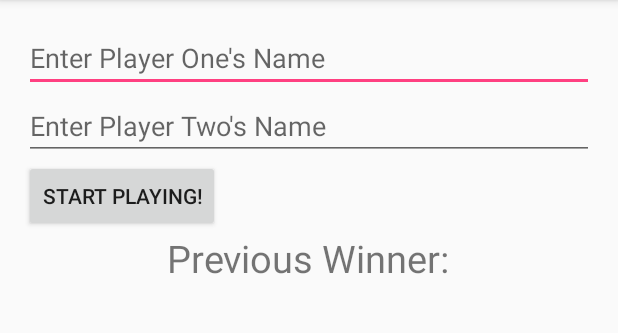
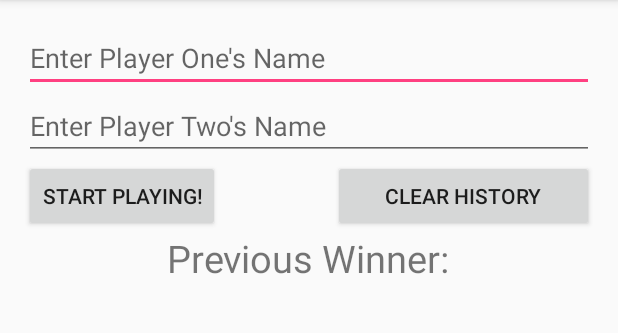
Before and after one commit to ga-adi-macaron/tic-tac-toe-hw, an Android app: the screen it shows after launch (MainActivity), on a phone screen of 412 x 824 dp, the part 84-417 px from its top. Run offline under Robolectric (Android 15) with nearby library versions, the phone set to English and light mode, and no system bars.

Commit message:
Gave player the option to erase the game history, along with a dialog alert to prevent misclicks.

```diff
--- a/starter-code/TicTacToe/app/src/main/java/ly/generalassemb/drewmahrt/tictactoe/GameResult.java
+++ b/starter-code/TicTacToe/app/src/main/java/ly/generalassemb/drewmahrt/tictactoe/GameResult.java
@@ -15,6 +15,8 @@ public class GameResult {
         mGameState = stringIntToIntArray(gameStateText);
     }
 
+    //Changes gamestate from text to int array. Since SQL can't hold array,
+    //I held the array as an int string. This changes it back to an array.
     public int[] stringIntToIntArray(String stringInt){
         int[] intArray = new int[9];
         char[] charArray = stringInt.toCharArray();
--- a/starter-code/TicTacToe/app/src/main/java/ly/generalassemb/drewmahrt/tictactoe/MainActivity.java
+++ b/starter-code/TicTacToe/app/src/main/java/ly/generalassemb/drewmahrt/tictactoe/MainActivity.java
@@ -1,8 +1,10 @@
 package ly.generalassemb.drewmahrt.tictactoe;
 
+import android.content.DialogInterface;
 import android.content.Intent;
 import android.database.Cursor;
 import android.database.sqlite.SQLiteDatabase;
+import android.support.v7.app.AlertDialog;
 import android.support.v7.app.AppCompatActivity;
 import android.os.Bundle;
 import android.support.v7.widget.LinearLayoutManager;
@@ -17,7 +19,7 @@ import java.util.ArrayList;
 
 public class MainActivity extends AppCompatActivity {
     EditText p1EditText, p2EditText;
-    Button startGameButton;
+    Button startGameButton, clearHistButton;
     TextView lastWinText;
     public static final int OUTCOME_CODE = 2369;
     public static final int WINNER_CODE= 1337;
@@ -27,9 +29,7 @@ public class MainActivity extends AppCompatActivity {
     ArrayList<GameResult> gameResults;
     RecyclerView resultsRecycler;
 
-    //ToDo: Make a recyclerView that displays multiple lines of winners.
     //ToDo: Add an activity to display gamestate results of previous games.
-    //ToDo: Load data from database.
     //ToDo: Clear data from database.
 
 
@@ -53,7 +53,8 @@ public class MainActivity extends AppCompatActivity {
             int p2Index = c.getColumnIndex("p2Name");
             int winnerIndex = c.getColumnIndex("winner");
             int gameStateIndex = c.getColumnIndex("gameState");
-            int gameIDIndex = c.getColumnIndex("gameID");
+            int gameIDIndex = c.getColumnIndex("gameID");//Currently not using this, but might want to add gameIds to display game number.
+
         try {
             while (c != null) {
                 gameResults.add(new GameResult(
@@ -80,10 +81,11 @@ public class MainActivity extends AppCompatActivity {
         resultsRecycler.setLayoutManager(layoutManager);
 
         if (gameResults.size()>0){
-            lastWinText.setText("Previous Winner: \n"+ gameResults.get(gameResults.size()-1).getWinner());
+            lastWinText.setText("Previous Winners:");
         }
 
         startGameButton = (Button) findViewById(R.id.start_game_button);
+
 
         startGameButton.setOnClickListener(new View.OnClickListener() {
             @Override
@@ -98,6 +100,30 @@ public class MainActivity extends AppCompatActivity {
                 gameIntent.putExtra("Player1Name", p1EditText.getText().toString());
                 gameIntent.putExtra("Player2Name", p2EditText.getText().toString());
                 startActivityForResult(gameIntent, OUTCOME_CODE);
+            }
+        });
+
+        clearHistButton = (Button) findViewById(R.id.clear_history_butt);
+        clearHistButton.setOnClickListener(new View.OnClickListener() {
+            @Override
+            public void onClick(View view) {
+                AlertDialog.Builder builder = new AlertDialog.Builder(view.getContext());
+                builder.setMessage("Wipe all history?")
+                        .setPositiveButton("Eradicate it all", new DialogInterface.OnClickListener() {
+                            @Override
+                            public void onClick(DialogInterface dialogInterface, int i) {
+                                gameHistoryDB.execSQL("DELETE FROM game_history");
+                                gameHistoryDB.execSQL("VACUUM");
+                                gameResults.clear();
+                                resultsRecycler.getAdapter().notifyDataSetChanged();
+                            }
+                        })
+                        .setNegativeButton("Erasing history is a folly", new DialogInterface.OnClickListener() {
+                            @Override
+                            public void onClick(DialogInterface dialogInterface, int i) {
+                                dialogInterface.cancel();
+                            }
+                        }).show();
             }
         });
 
--- a/starter-code/TicTacToe/app/src/main/res/layout/activity_main.xml
+++ b/starter-code/TicTacToe/app/src/main/res/layout/activity_main.xml
@@ -30,6 +30,16 @@
         android:text="Start Playing!"
         android:layout_below="@id/player_two_name"/>
 
+    <Button
+        android:id="@+id/clear_history_butt"
+        android:layout_toRightOf="@id/start_game_button"
+        android:layout_alignTop="@id/start_game_button"
+        android:text="Clear History"
+        android:layout_alignParentRight="true"
+        android:layout_marginLeft="75sp"
+        android:layout_width="wrap_content"
+        android:layout_height="wrap_content" />
+
     <TextView
         android:id="@+id/last_winner_text"
         android:layout_width="wrap_content"
@@ -40,11 +50,12 @@
         android:text="Previous Winner:"
         android:gravity="center"/>
 
-<android.support.v7.widget.RecyclerView
-    android:id="@+id/resultsrecycler"
-    android:layout_below="@id/last_winner_text"
-    android:layout_width="match_parent"
-    android:layout_height="match_parent"
-    android:foregroundGravity="top"/>
+    <android.support.v7.widget.RecyclerView
+        android:id="@+id/resultsrecycler"
+        android:layout_below="@id/last_winner_text"
+        android:layout_width="match_parent"
+        android:layout_height="match_parent"/>
+
+
 
 </RelativeLayout>
```
Also changed, not shown: starter-code/TicTacToe/app/src/main/java/ly/generalassemb/drewmahrt/tictactoe/ResultsAdapter.java (+4 -18 lines), starter-code/TicTacToe/app/src/main/res/layout/resultsholderform.xml (+5 -4 lines).
